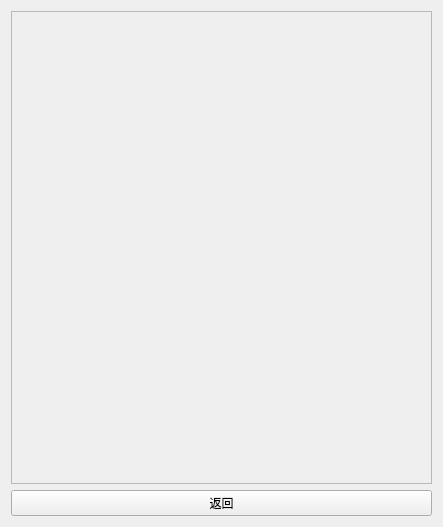
Old version of the form imageprocessor/picform.ui in the repository Briareu/digital_pic_process.
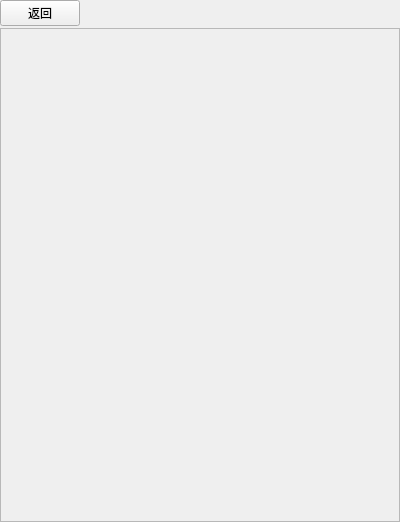
New version of the form.

Diff of the .ui file:
```diff
--- a/imageprocessor/picform.ui
+++ b/imageprocessor/picform.ui
@@ -6,22 +6,33 @@
    <rect>
     <x>0</x>
     <y>0</y>
-    <width>443</width>
-    <height>527</height>
+    <width>400</width>
+    <height>522</height>
    </rect>
   </property>
   <property name="windowTitle">
    <string>图像</string>
   </property>
-  <layout class="QGridLayout" name="gridLayout_2">
-   <item row="1" column="0">
-    <widget class="QPushButton" name="pushButton">
-     <property name="text">
-      <string>返回</string>
-     </property>
-    </widget>
-   </item>
-   <item row="0" column="0">
+  <layout class="QGridLayout" name="gridLayout">
+   <property name="leftMargin">
+    <number>0</number>
+   </property>
+   <property name="topMargin">
+    <number>0</number>
+   </property>
+   <property name="rightMargin">
+    <number>0</number>
+   </property>
+   <property name="bottomMargin">
+    <number>0</number>
+   </property>
+   <property name="horizontalSpacing">
+    <number>0</number>
+   </property>
+   <property name="verticalSpacing">
+    <number>2</number>
+   </property>
+   <item row="2" column="1">
     <widget class="QScrollArea" name="scrollArea">
      <property name="widgetResizable">
       <bool>true</bool>
@@ -31,26 +42,35 @@
        <rect>
         <x>0</x>
         <y>0</y>
-        <width>419</width>
-        <height>468</height>
+        <width>398</width>
+        <height>490</height>
        </rect>
       </property>
-      <widget class="QLabel" name="picLabel">
-       <property name="geometry">
-        <rect>
-         <x>190</x>
-         <y>230</y>
-         <width>72</width>
-         <height>15</height>
-        </rect>
-       </property>
-       <property name="text">
-        <string/>
-       </property>
-      </widget>
+      <layout class="QGridLayout" name="gridLayout_2">
+       <item row="1" column="0">
+        <widget class="QLabel" name="picLabel">
+         <property name="text">
+          <string/>
+         </property>
+        </widget>
+       </item>
+      </layout>
      </widget>
     </widget>
    </item>
+   <item row="1" column="1">
+    <widget class="QPushButton" name="pushButton">
+     <property name="sizePolicy">
+      <sizepolicy hsizetype="Fixed" vsizetype="Fixed">
+       <horstretch>0</horstretch>
+       <verstretch>0</verstretch>
+      </sizepolicy>
+     </property>
+     <property name="text">
+      <string>返回</string>
+     </property>
+    </widget>
+   </item>
   </layout>
  </widget>
  <resources/>
```
Left out of the diff: 4 changed lines with no effect on the pictures.
